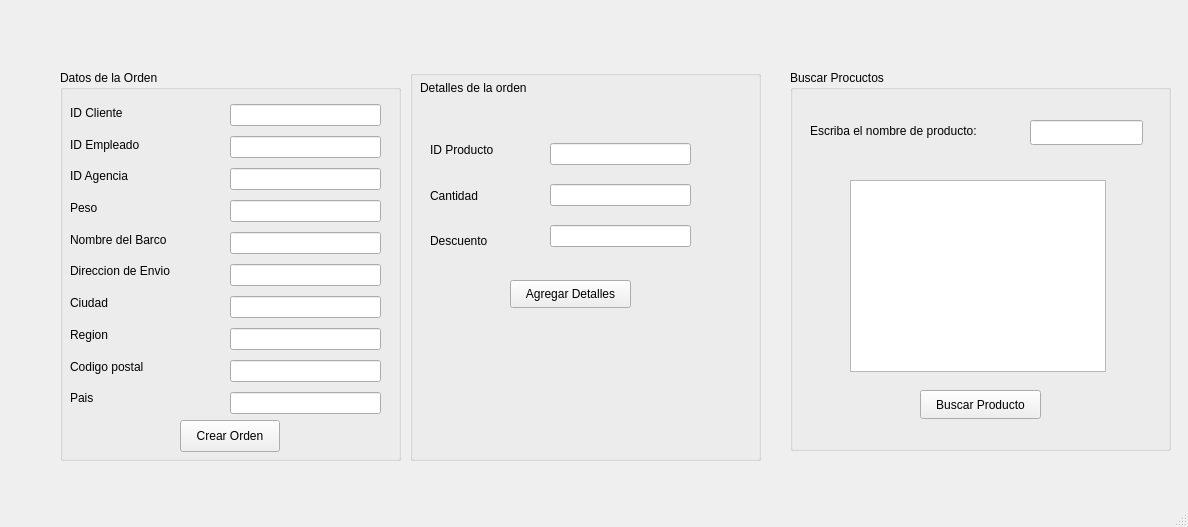
This is mainwindow.ui in jairoaguilarts/Desktop-App-Proyect as Qt 5 draws it before an edit. The edited form follows.
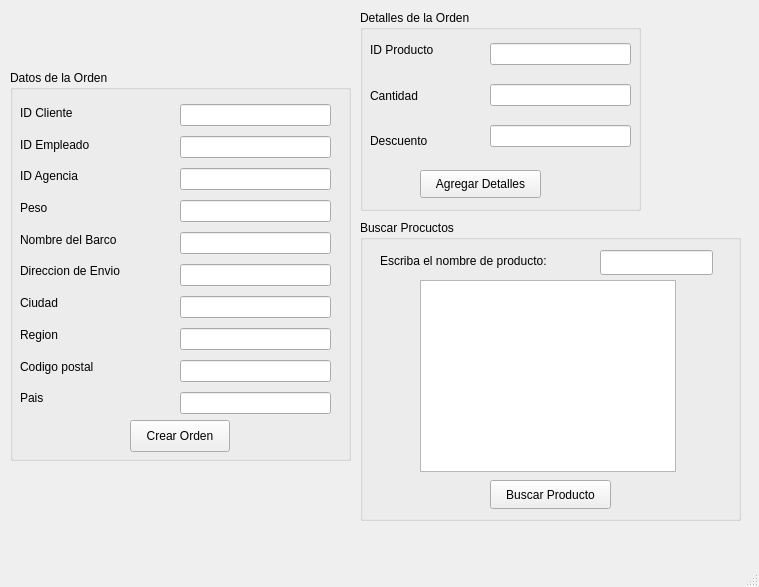
This is the edited form.

Diff of the .ui file:
```diff
--- a/mainwindow.ui
+++ b/mainwindow.ui
@@ -6,8 +6,8 @@
    <rect>
     <x>0</x>
     <y>0</y>
-    <width>1188</width>
-    <height>527</height>
+    <width>759</width>
+    <height>587</height>
    </rect>
   </property>
   <property name="windowTitle">
@@ -17,7 +17,7 @@
    <widget class="QGroupBox" name="groupBox">
     <property name="geometry">
      <rect>
-      <x>60</x>
+      <x>10</x>
       <y>70</y>
       <width>341</width>
       <height>391</height>
@@ -167,33 +167,20 @@
    <widget class="QGroupBox" name="groupBox_2">
     <property name="geometry">
      <rect>
-      <x>410</x>
-      <y>70</y>
-      <width>351</width>
-      <height>391</height>
+      <x>360</x>
+      <y>10</y>
+      <width>281</width>
+      <height>201</height>
      </rect>
     </property>
     <property name="title">
-     <string/>
+     <string>Detalles de la Orden</string>
     </property>
-    <widget class="QLabel" name="label_11">
-     <property name="geometry">
-      <rect>
-       <x>10</x>
-       <y>10</y>
-       <width>141</width>
-       <height>16</height>
-      </rect>
-     </property>
-     <property name="text">
-      <string>Detalles de la orden</string>
-     </property>
-    </widget>
     <widget class="QWidget" name="verticalLayoutWidget_3">
      <property name="geometry">
       <rect>
-       <x>20</x>
-       <y>60</y>
+       <x>10</x>
+       <y>20</y>
        <width>111</width>
        <height>131</height>
       </rect>
@@ -225,8 +212,8 @@
     <widget class="QWidget" name="verticalLayoutWidget_4">
      <property name="geometry">
       <rect>
-       <x>140</x>
-       <y>60</y>
+       <x>130</x>
+       <y>20</y>
        <width>141</width>
        <height>131</height>
       </rect>
@@ -246,8 +233,8 @@
     <widget class="QPushButton" name="PB_agregardetalles">
      <property name="geometry">
       <rect>
-       <x>100</x>
-       <y>210</y>
+       <x>60</x>
+       <y>160</y>
        <width>121</width>
        <height>28</height>
       </rect>
@@ -260,10 +247,10 @@
    <widget class="QGroupBox" name="groupBox_3">
     <property name="geometry">
      <rect>
-      <x>790</x>
-      <y>70</y>
+      <x>360</x>
+      <y>220</y>
       <width>381</width>
-      <height>381</height>
+      <height>301</height>
      </rect>
     </property>
     <property name="title">
@@ -273,7 +260,7 @@
      <property name="geometry">
       <rect>
        <x>60</x>
-       <y>110</y>
+       <y>60</y>
        <width>256</width>
        <height>192</height>
       </rect>
@@ -283,7 +270,7 @@
      <property name="geometry">
       <rect>
        <x>130</x>
-       <y>320</y>
+       <y>260</y>
        <width>121</width>
        <height>29</height>
       </rect>
@@ -296,7 +283,7 @@
      <property name="geometry">
       <rect>
        <x>20</x>
-       <y>50</y>
+       <y>30</y>
        <width>211</width>
        <height>21</height>
       </rect>
@@ -309,7 +296,7 @@
      <property name="geometry">
       <rect>
        <x>240</x>
-       <y>50</y>
+       <y>30</y>
        <width>113</width>
        <height>25</height>
       </rect>
```
Left out of the diff: 4 changed lines with no effect on the pictures.
